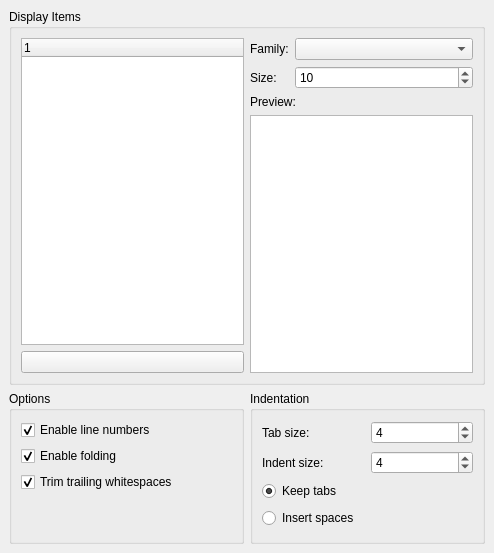
ferranpujolcamins/FreeCAD, file src/Gui/DlgEditor.ui: the form before one commit.
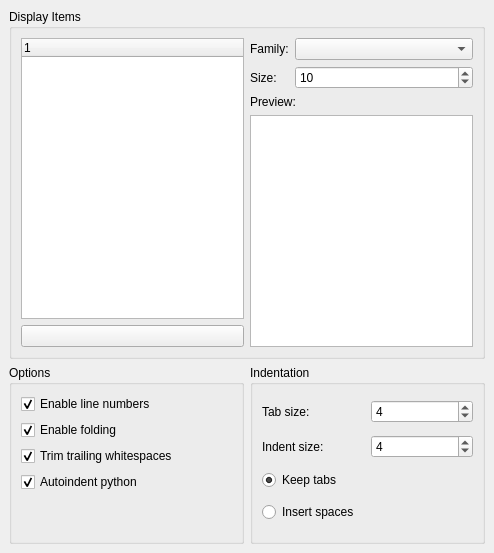
The form after the commit. Custom widgets are drawn as their Qt base class.

Commit message: More auto indent fixes

```diff
--- a/src/Gui/DlgEditor.ui
+++ b/src/Gui/DlgEditor.ui
@@ -104,6 +104,25 @@
         </property>
        </widget>
       </item>
+      <item>
+       <widget class="Gui::PrefCheckBox" name="EnableAutoIndent">
+        <property name="focusPolicy">
+         <enum>Qt::TabFocus</enum>
+        </property>
+        <property name="text">
+         <string>Autoindent python</string>
+        </property>
+        <property name="checked">
+         <bool>true</bool>
+        </property>
+        <property name="prefEntry" stdset="0">
+         <cstring>EnableAutoIndent</cstring>
+        </property>
+        <property name="prefPath" stdset="0">
+         <cstring>Editor</cstring>
+        </property>
+       </widget>
+      </item>
       <item>
        <spacer>
         <property name="orientation">
```
Left out of the diff: 1 changed line with no effect on the pictures. The commit also changes 2 other files.
